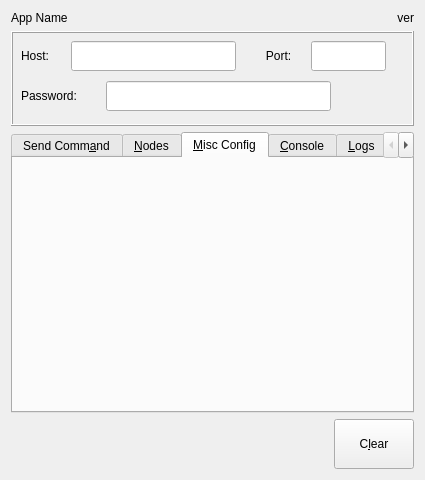
GIJack/tor-util, file tor-util-ng.ui: the form before one commit.
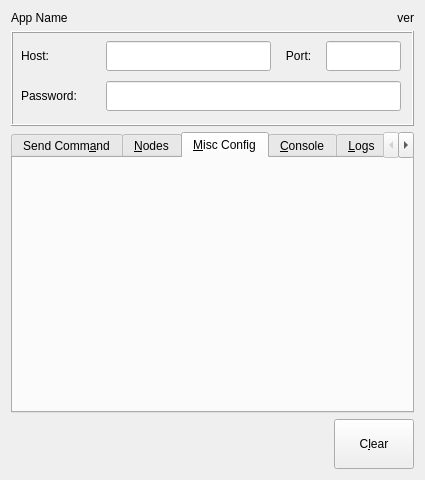
The form after the commit. The open tabs and pages were chosen to show the change. Icons and pictures are not drawn.

Commit message: fixed alignment host/port/password

```diff
--- a/tor-util-ng.ui
+++ b/tor-util-ng.ui
@@ -65,7 +65,7 @@
        <rect>
         <x>95</x>
         <y>50</y>
-        <width>225</width>
+        <width>295</width>
         <height>30</height>
        </rect>
       </property>
@@ -88,7 +88,7 @@
      <widget class="QLineEdit" name="text_host_send">
       <property name="geometry">
        <rect>
-        <x>60</x>
+        <x>95</x>
         <y>10</y>
         <width>165</width>
         <height>30</height>
@@ -132,7 +132,7 @@
      <widget class="QLabel" name="label_port_send">
       <property name="geometry">
        <rect>
-        <x>250</x>
+        <x>270</x>
         <y>10</y>
         <width>35</width>
         <height>30</height>
@@ -151,7 +151,7 @@
      <widget class="QLineEdit" name="text_port_send">
       <property name="geometry">
        <rect>
-        <x>300</x>
+        <x>315</x>
         <y>10</y>
         <width>75</width>
         <height>30</height>
@@ -175,7 +175,7 @@
        <rect>
         <x>10</x>
         <y>50</y>
-        <width>76</width>
+        <width>75</width>
         <height>30</height>
        </rect>
       </property>
```
Left out of the diff: 2 changed lines with no effect on the pictures.
